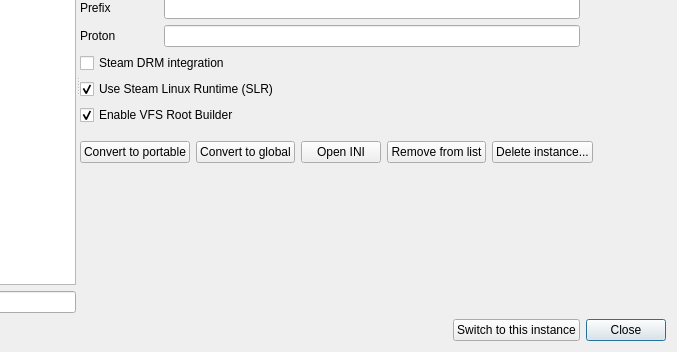
The window that src/src/instancemanagerdialog.ui (saghm/Fluorine-Manager) describes before a commit, drawn with Qt 5; both pictures show x 207 to 884 and y 187 to 539 of the 884 by 539 pixel window.
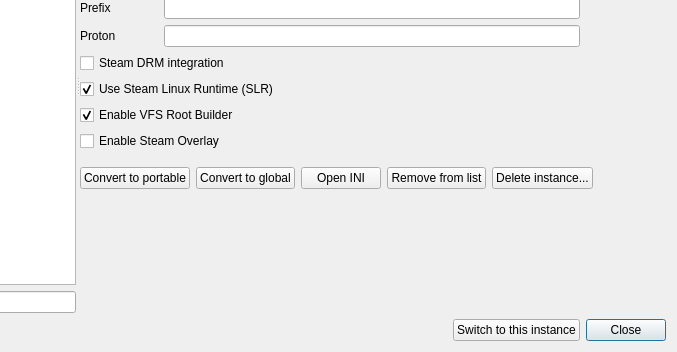
The same window after the commit. Icons and pictures are not drawn. Custom widgets are drawn as their Qt base class.

Commit message: Per-instance Steam overlay toggle

```diff
--- a/src/src/instancemanagerdialog.ui
+++ b/src/src/instancemanagerdialog.ui
@@ -350,6 +350,16 @@
                  </property>
                 </widget>
                </item>
+               <item row="13" column="0" colspan="2">
+                <widget class="QCheckBox" name="steamOverlayCheckBox">
+                 <property name="text">
+                  <string>Enable Steam Overlay</string>
+                 </property>
+                 <property name="toolTip">
+                  <string>Inject the Steam overlay (Shift+Tab) into the game. Requires Steam running, the game's Steam App ID set, and that you own the game on Steam. Combines LD_PRELOAD of gameoverlayrenderer.so with the Steam Vulkan overlay layer (needed for DXVK-rendered games like Skyrim/Fallout).</string>
+                 </property>
+                </widget>
+               </item>
               </layout>
              </widget>
             </item>
```
The commit also changes 4 other files.
